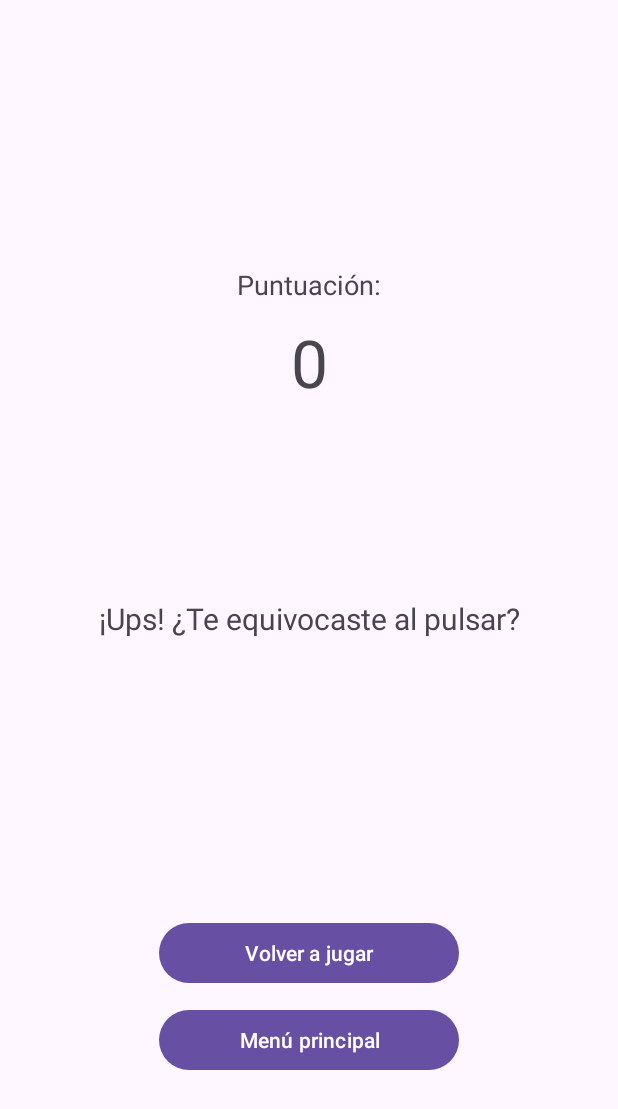
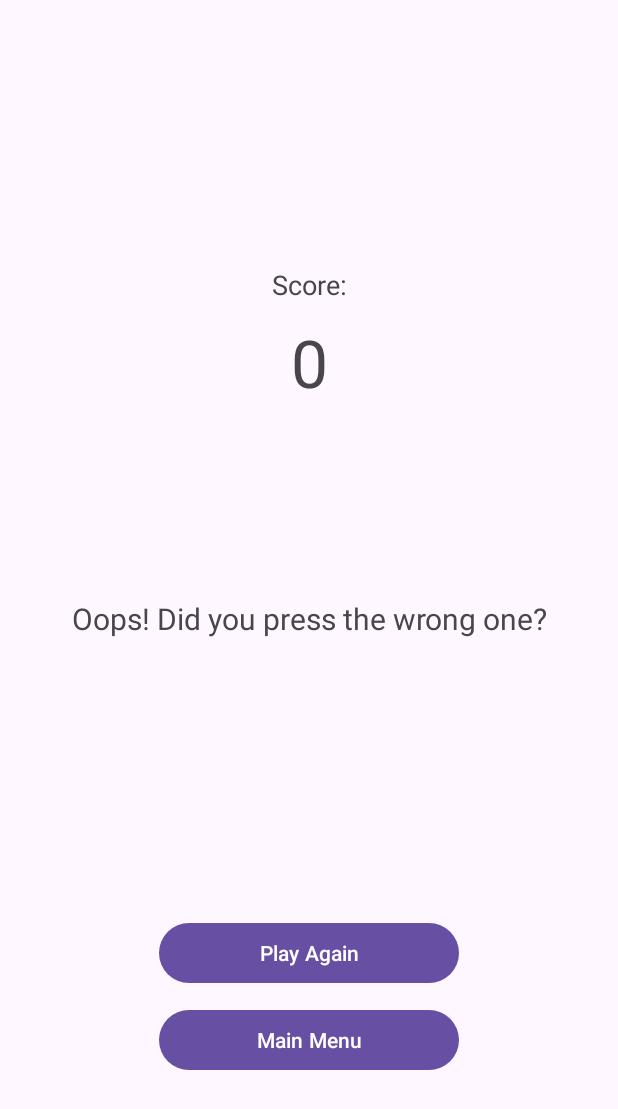
Before and after one commit to Iago-A/More-or-less-Constructions, an Android app: the GameOverActivity screen opened directly, with no data from a screen before it, on a phone screen of 412 x 824 dp. Shown: the top 1109 px of the screen. Run offline under Robolectric (Android 15) with nearby library versions, the light colour scheme and no system bars.

Commit message:
(WIP) Translations

```diff
--- a/app/src/main/res/values/strings.xml
+++ b/app/src/main/res/values/strings.xml
@@ -1,12 +1,12 @@
 <resources>
     <string name="app_name">More or less: Constructions</string>
-    <string name="start">Comenzar</string>
-    <string name="score">Puntuación:</string>
-    <string name="game_over_1">¡Ups! ¿Te equivocaste al pulsar?</string>
-    <string name="game_over_2">No es una gran racha, ¡pero puedes mejorarla!</string>
-    <string name="game_over_3">Has llegado alto, aunque no tanto como un rascacielos</string>
-    <string name="game_over_4">¡Gran trabajo, sigue así! ¿No ha sido suerte, verdad?</string>
-    <string name="game_over_5">¡Wow! ¡Estás hecho toda una enciclopedia andante!</string>
-    <string name="play_again">Volver a jugar</string>
-    <string name="main_menu">Menú principal</string>
+    <string name="start">Start</string>
+    <string name="score">Score:</string>
+    <string name="game_over_1">Oops! Did you press the wrong one?</string>
+    <string name="game_over_2">Not a great streak, but you can improve it!</string>
+    <string name="game_over_3">You’ve gone high, though not quite skyscraper-high</string>
+    <string name="game_over_4">Great job, keep it up! That wasn’t just luck, right?</string>
+    <string name="game_over_5">Wow! You’re like a walking encyclopedia!</string>
+    <string name="play_again">Play Again</string>
+    <string name="main_menu">Main Menu</string>
 </resources>
```
Also changed, not shown: 4 other files.
